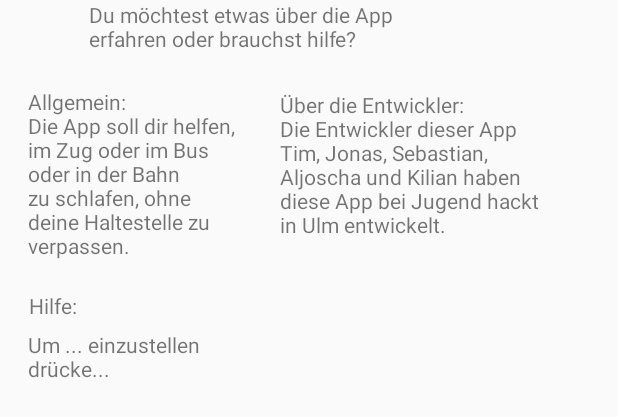
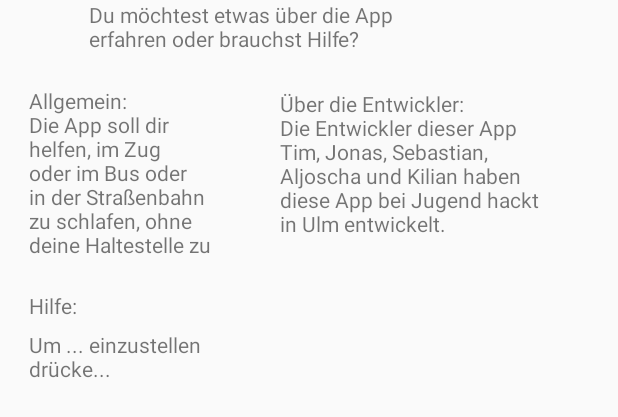
Before and after one commit to Jugendhackt/Geo-Clock, an Android app: the layout anleitung.xml on its own in the app's theme, with its tools: preview values and no code run, on a phone screen of 412 x 824 dp. Shown: the top 417 px of the screen. Run offline under Robolectric (Android 15) with nearby library versions, the phone set to English and light mode, and no system bars.

Commit message:
änderung2 Hilfeseite
- Schreibfehler beseitigt

```diff
--- a/app/src/main/res/layout/anleitung.xml
+++ b/app/src/main/res/layout/anleitung.xml
@@ -26,12 +26,12 @@
         android:layout_alignEnd="@+id/textView2"
         android:layout_alignRight="@+id/textView2"
         android:layout_alignParentTop="true"
-        android:layout_marginStart="-34dp"
-        android:layout_marginTop="58dp"
+        android:layout_marginStart="-33dp"
+        android:layout_marginTop="57dp"
         android:layout_marginEnd="0dp"
         android:layout_marginRight="0dp"
         android:layout_toEndOf="@+id/textView"
-        android:text="Allgemein:                   Die App soll dir helfen, im Zug oder im Bus oder in der Bahn zu schlafen, ohne deine Haltestelle zu verpassen." />
+        android:text="Allgemein:                   Die App soll dir helfen, im Zug oder im Bus oder in der Straßenbahn zu schlafen, ohne deine Haltestelle zu verpassen." />
 
     <TextView
         android:id="@+id/textView3"
@@ -60,7 +60,7 @@
         android:layout_marginStart="59dp"
         android:layout_marginLeft="59dp"
         android:layout_marginBottom="-32dp"
-        android:text="Du möchtest etwas über die App erfahren oder brauchst hilfe?" />
+        android:text="Du möchtest etwas über die App erfahren oder brauchst Hilfe?" />
 
     <TextView
         android:id="@+id/textView6"
```
